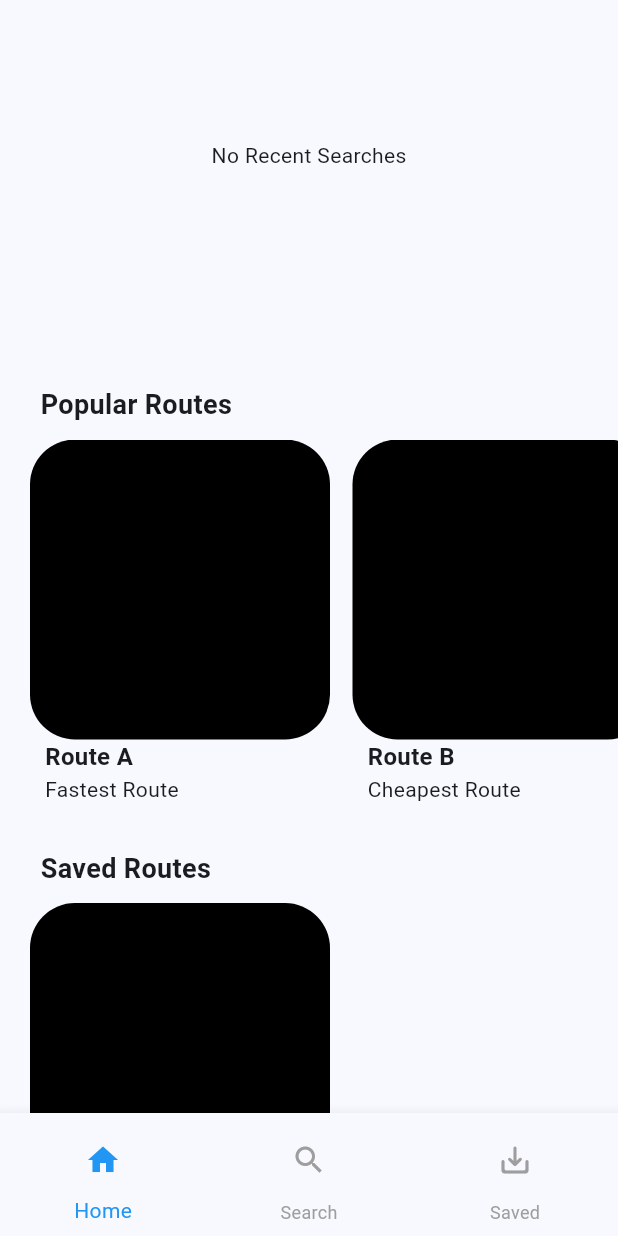
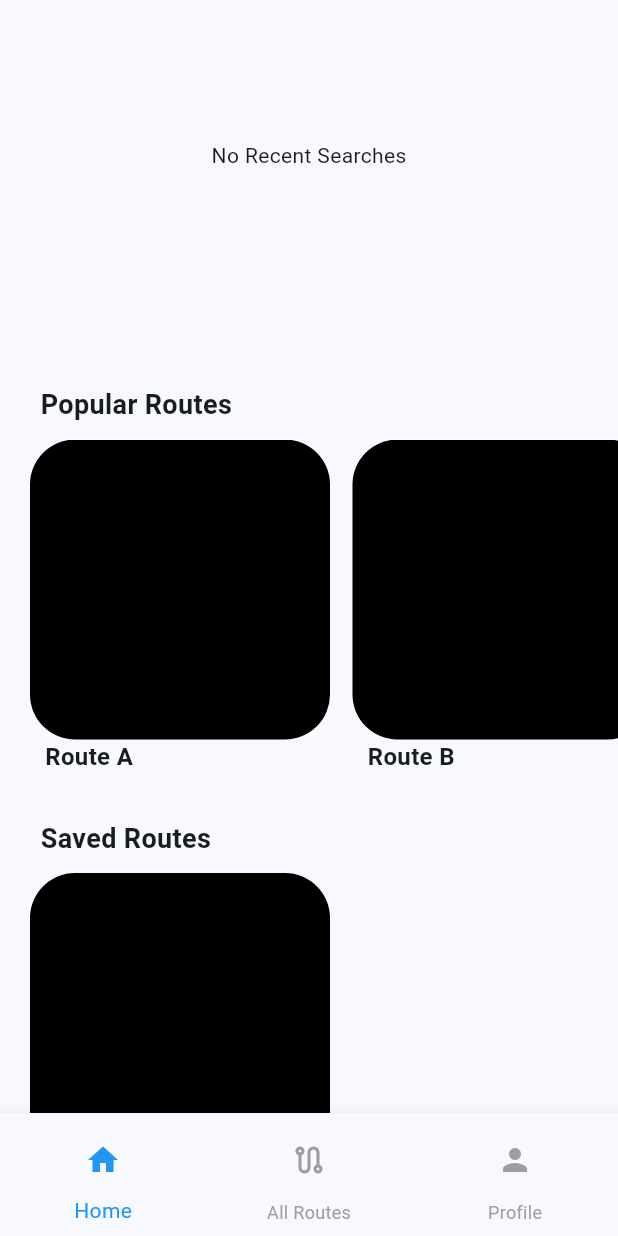
Before and after one commit to raghavj08/Shortest-Bus-Route-Finder-Recovered, a Flutter app: the screen it shows once a user with an empty profile is signed in, scrolled down 576 dp, on a phone screen of 412 x 824 dp. Run offline on Flutter 3.47's test engine with Material 3 defaults, Android fonts, the phone set to English and light mode, and no system bars; our stand-ins replace cloud_firestore, date_picker_timeline, firebase_auth, firebase_core, lottie, shared_preferences; accounts and stored records are empty.

Commit message:
Edited Bottom Navigation Bar

```diff
--- a/lib/Home_Page.dart
+++ b/lib/Home_Page.dart
@@ -1,5 +1,4 @@
 import 'dart:convert';
-
 import 'package:daa_project/All_Recent_Search_Viewer.dart';
 import 'package:daa_project/Auth/Log_In.dart';
 import 'package:daa_project/Route__Provider.dart';
@@ -363,9 +362,6 @@ class _HomePageState extends State<HomePage> {
                                 style: TextStyle(
                                     fontSize: 16, fontWeight: FontWeight.w600),
                               )),
-                          Padding(
-                              padding: EdgeInsets.fromLTRB(10, 0, 0, 0),
-                              child: Text('Fastest Route')),
                         ],
                       ),
                       SizedBox(
@@ -389,9 +385,6 @@ class _HomePageState extends State<HomePage> {
                                 style: TextStyle(
                                     fontSize: 16, fontWeight: FontWeight.w600),
                               )),
-                          Padding(
-                              padding: EdgeInsets.fromLTRB(10, 0, 0, 0),
-                              child: Text('Cheapest Route')),
                         ],
                       ),
                       SizedBox(
@@ -415,9 +408,6 @@ class _HomePageState extends State<HomePage> {
                                 style: TextStyle(
                                     fontSize: 16, fontWeight: FontWeight.w600),
                               )),
-                          Padding(
-                              padding: EdgeInsets.fromLTRB(10, 0, 0, 0),
-                              child: Text('Fastest Route')),
                         ],
                       ),
                       SizedBox(
@@ -444,9 +434,6 @@ class _HomePageState extends State<HomePage> {
                                       fontSize: 16,
                                       fontWeight: FontWeight.w600),
                                 )),
-                            Padding(
-                                padding: EdgeInsets.fromLTRB(10, 0, 0, 0),
-                                child: Text('Cheapest Route')),
                           ],
                         ),
                       ),
@@ -483,9 +470,6 @@ class _HomePageState extends State<HomePage> {
                             style: TextStyle(
                                 fontSize: 16, fontWeight: FontWeight.w600),
                           )),
-                      Padding(
-                          padding: EdgeInsets.fromLTRB(10, 0, 0, 0),
-                          child: Text('Fastest Route')),
                     ],
                   ),
                 ),
@@ -538,8 +522,8 @@ class _HomePageState extends State<HomePage> {
                               builder: (context) => Search(),
                             ));
                       },
-                      icon: Icon(Icons.search)),
-                  label: "Search"),
+                      icon: Icon(Icons.route_outlined)),
+                  label: "All Routes"),
               BottomNavigationBarItem(
                   icon: IconButton(
                       onPressed: () {
@@ -549,8 +533,8 @@ class _HomePageState extends State<HomePage> {
                               builder: (context) => Save(),
                             ));
                       },
-                      icon: Icon(Icons.save_alt_rounded)),
-                  label: 'Saved')
+                      icon: Icon(Icons.person)),
+                  label: 'Profile')
             ]),
       ),
     );
--- a/lib/Save.dart
+++ b/lib/Save.dart
@@ -11,12 +11,6 @@ class Save extends StatefulWidget {
 
 class _SaveState extends State<Save> {
   int selected_index = 2;
-
-  // final List<Widget> _screens = [
-  //   Center(child: Text('Home Screen', style: TextStyle(fontSize: 24))),
-  //   Center(child: Text('Search Screen', style: TextStyle(fontSize: 24))),
-  //   Center(child: Text('Saved Screen', style: TextStyle(fontSize: 24)))
-  // ];
 
   void _onItemTapped(int index) {
     setState(() {
@@ -41,8 +35,7 @@ class _SaveState extends State<Save> {
                             context,
                             MaterialPageRoute(
                               builder: (context) => HomePage(),
-                        ),
-                      );
+                            ));
                       },
                       icon: Icon(Icons.home)),
                   label: "Home"),
@@ -53,11 +46,10 @@ class _SaveState extends State<Save> {
                             context,
                             MaterialPageRoute(
                               builder: (context) => Search(),
-                        ),
-                      );
+                            ));
                       },
-                    icon: Icon(Icons.search)),
-                label: "Search"),
+                      icon: Icon(Icons.route_outlined)),
+                  label: "All Routes"),
               BottomNavigationBarItem(
                   icon: IconButton(
                       onPressed: () {
@@ -67,8 +59,8 @@ class _SaveState extends State<Save> {
                               builder: (context) => Save(),
                             ));
                       },
-                    icon: Icon(Icons.save_alt_rounded)),
-                label: 'Saved')
+                      icon: Icon(Icons.person)),
+                  label: 'Profile')
             ]),
     );
   }
--- a/lib/Search.dart
+++ b/lib/Search.dart
@@ -11,12 +11,6 @@ class Search extends StatefulWidget {
 
 class _SearchState extends State<Search> {
   int selected_index = 1;
-
-  // final List<Widget> _screens = [
-  //   Center(child: Text('Home Screen', style: TextStyle(fontSize: 24))),
-  //   Center(child: Text('Search Screen', style: TextStyle(fontSize: 24))),
-  //   Center(child: Text('Saved Screen', style: TextStyle(fontSize: 24)))
-  // ];
 
    void _onItemTapped(int index) {
     setState(() {
@@ -54,8 +48,8 @@ class _SearchState extends State<Search> {
                               builder: (context) => Search(),
                             ));
                       },
-                    icon: Icon(Icons.search)),
-                label: "Search"),
+                      icon: Icon(Icons.route_outlined)),
+                  label: "All Routes"),
               BottomNavigationBarItem(
                   icon: IconButton(
                       onPressed: () {
@@ -65,10 +59,9 @@ class _SearchState extends State<Search> {
                               builder: (context) => Save(),
                             ));
                       },
-                    icon: Icon(Icons.save_alt_rounded)),
-                label: 'Saved')
-          ]
-        ),
+                      icon: Icon(Icons.person)),
+                  label: 'Profile')
+            ]),
     );
   }
 }
```
Also changed, not shown: 4 other files. Lines whose indentation alone changed are shown as unchanged.
